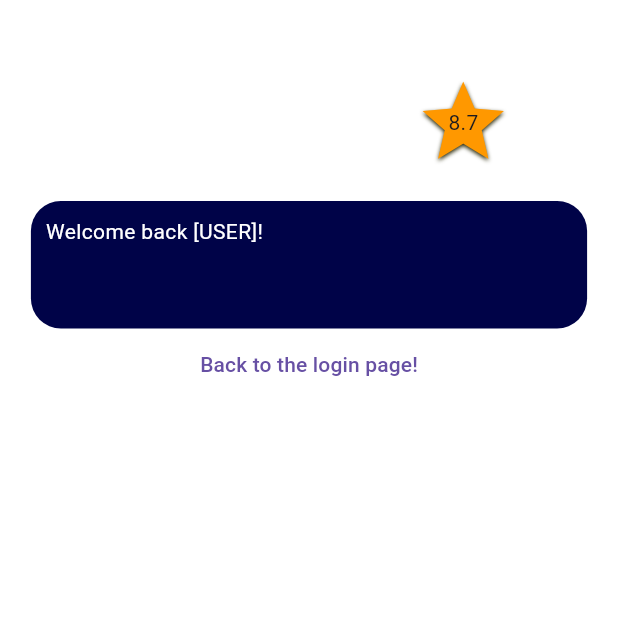
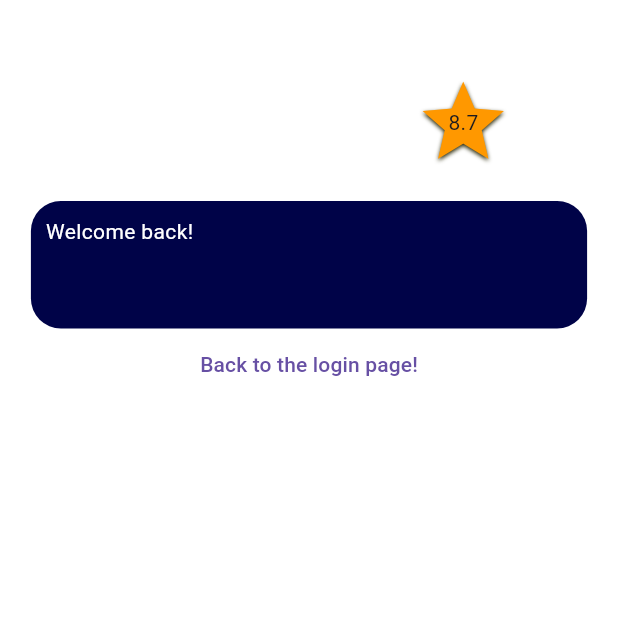
Before and after one commit to NikoItanen/FreshSwipe, a Flutter app: the screen it shows after launch, after a tap on "Log In", on a phone screen of 412 x 824 dp, the top half of it. Run offline on Flutter 3.47's test engine with Material 3 defaults, Android fonts, the phone set to English and light mode, and no system bars.

```diff
--- a/lib/login_page.dart
+++ b/lib/login_page.dart
@@ -1,5 +1,6 @@
 import 'package:flutter/foundation.dart';
 import 'package:flutter/material.dart';
+import 'package:freshswipe/models/user.dart';
 
 class LoginPage extends StatefulWidget {
   const LoginPage({super.key});
@@ -10,6 +11,7 @@ class LoginPage extends StatefulWidget {
 
 class _LoginState extends State<LoginPage> {
   bool _obscureText = true;
+  final TextEditingController _usernameController = TextEditingController();
 
   @override
   Widget build(BuildContext context) {
@@ -29,12 +31,13 @@ class _LoginState extends State<LoginPage> {
                     fontSize: 48, color: Color.fromRGBO(0, 3, 72, 1))),
             const SizedBox(height: 20),
             // Username input field.
-            const Padding(
-                padding: EdgeInsets.all(10.0),
+            Padding(
+                padding: const EdgeInsets.all(10.0),
                 child: SizedBox(
                   width: 400,
                   child: TextField(
-                    decoration: InputDecoration(
+                    controller: _usernameController,
+                    decoration: const InputDecoration(
                       hintText: 'Username',
                     ),
                   ),
@@ -67,6 +70,11 @@ class _LoginState extends State<LoginPage> {
               child: const Text('Log In'),
               onPressed: () {
                 // TODO: Make the login logic here
+                String username = _usernameController.text;
+                User user = User(username: username, joiningDate: DateTime.now());
+                if (kDebugMode) {
+                  print('User: ${user.getUsername} logged in successfully!');
+                }
                 Navigator.pushNamed(context, '/menupage');
               },
             ),
--- a/lib/menu_page.dart
+++ b/lib/menu_page.dart
@@ -50,7 +50,7 @@ class _MenuPage extends State<MenuPage> {
                   child: Column(
                     mainAxisAlignment: MainAxisAlignment.start,
                     children: [
-                      TotalCleanlinessStar(),
+                      const TotalCleanlinessStar(),
                       const SizedBox(height: 20),
                       Container(
                         width: double.infinity,
@@ -62,7 +62,7 @@ class _MenuPage extends State<MenuPage> {
                         child: const Padding(
                           padding: EdgeInsets.all(10),
                           child: Text(
-                            'Welcome back [USER]!',
+                            'Welcome back!',
                             style: TextStyle(color: Colors.white),
                           ),
                         ),
--- /dev/null
+++ b/lib/models/reward.dart
@@ -0,0 +1,15 @@
+import 'package:flutter/material.dart';
+
+class Reward {
+  final String name;
+  final String description;
+  final int points;
+  final Icon icon;
+
+  Reward({
+    required this.name,
+    required this.description,
+    required this.points,
+    required this.icon
+  });
+}
--- /dev/null
+++ b/lib/models/user.dart
@@ -0,0 +1,15 @@
+import 'package:freshswipe/models/reward.dart';
+
+class User {
+  final String username;
+  final DateTime joiningDate;
+  List<Reward> claimedRewards = [];
+  double totalCleanlinessRate = 5.0;
+
+  User({
+    required this.username,
+    required this.joiningDate,
+  });
+
+  String get getUsername => username;
+}
--- a/lib/user_page.dart
+++ b/lib/user_page.dart
@@ -49,7 +49,7 @@ class _UserPage extends State<UserPage> {
               child: Column(
                 mainAxisAlignment: MainAxisAlignment.start,
                 children: [
-                  TotalCleanlinessStar(),
+                  const TotalCleanlinessStar(),
                   const SizedBox(height: 20),
                   ConstrainedBox(
                     constraints: const BoxConstraints(maxWidth: 450),
--- a/lib/widgets/global/cleanliness_star.dart
+++ b/lib/widgets/global/cleanliness_star.dart
@@ -1,9 +1,9 @@
 import 'package:flutter/material.dart';
 
 class TotalCleanlinessStar extends StatelessWidget {
-  double cleanlinessRate = 8.7;
+  final double cleanlinessRate = 8.7;
 
-  TotalCleanlinessStar({
+  const TotalCleanlinessStar({
     super.key});
 
   @override
```
Also changed, not shown: lib/rewards_page.dart (+48 -3 lines), lib/room_page.dart (+34 -13 lines), lib/widgets/rewardwidgets/reward_scroll_view.dart (added, +29 -0 lines), lib/widgets/roomwidgets/room_dialog.dart (+8 -2 lines), lib/widgets/roomwidgets/room_scroll_view.dart (added, +53 -0 lines).
